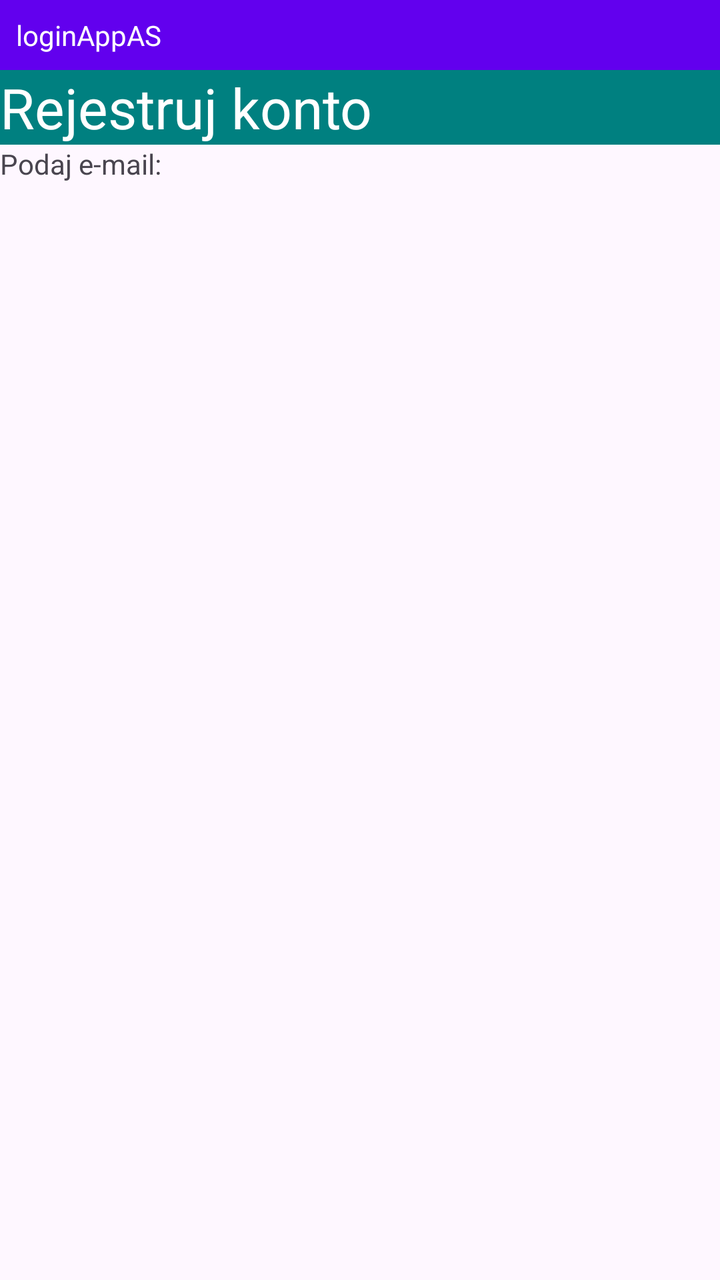
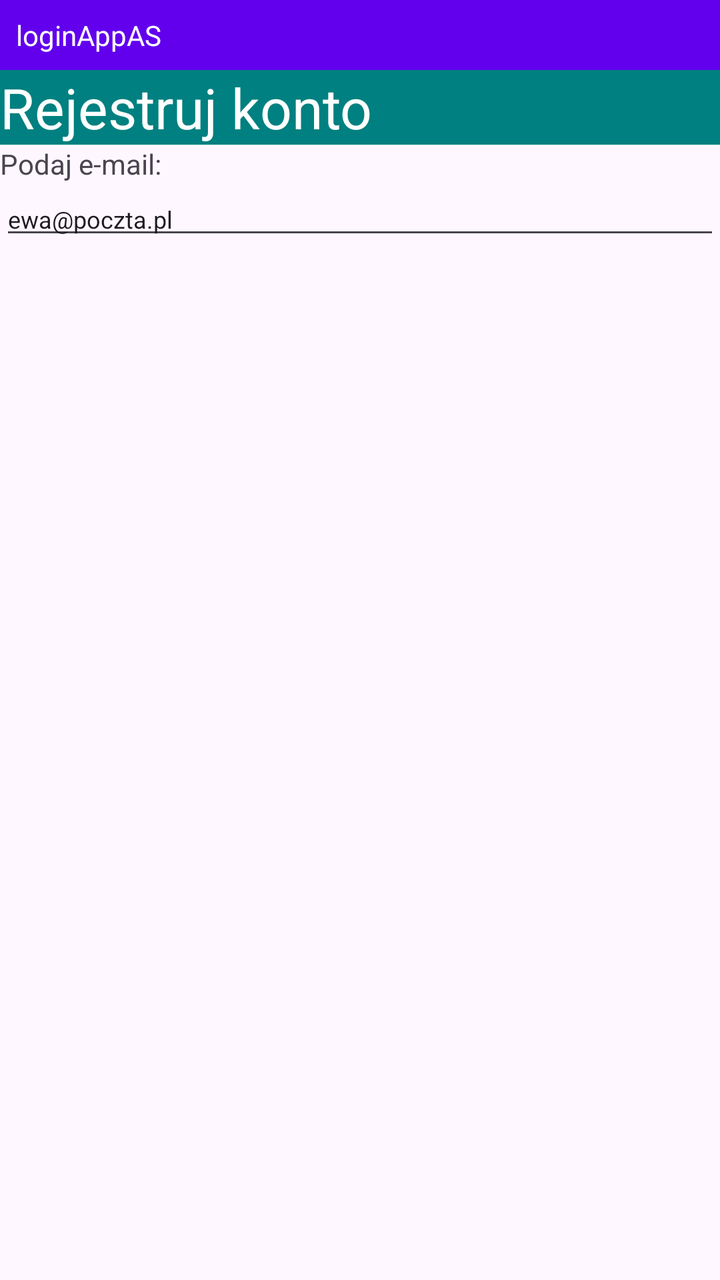

An Android layout rendered at two revisions. The XML below is the earlier revision; the diff shows what the commit changed to produce the second picture.
<!-- AndroidManifest.xml: application theme Theme.LoginAppAS -->
<!-- res/layout/activity_main.xml -->
<?xml version="1.0" encoding="utf-8"?>
<LinearLayout xmlns:android="http://schemas.android.com/apk/res/android"
    xmlns:tools="http://schemas.android.com/tools"
    android:id="@+id/main"
    android:layout_width="match_parent"
    android:layout_height="match_parent"
    android:orientation="vertical"
    tools:context=".MainActivity">


    <TextView
        android:id="@+id/textView"
        android:layout_width="match_parent"
        android:layout_height="wrap_content"
        android:padding="8dp"
        android:background="#6200EE"
        android:textColor="@color/white"
        android:text="loginAppAS" />

    <TextView
        android:id="@+id/textView3"
        android:layout_width="match_parent"
        android:layout_height="wrap_content"
        android:textSize="28dp"
        android:background="#008080"
        android:textColor="@color/white"
        android:text="Rejestruj konto" />

    <TextView
        android:id="@+id/textView4"
        android:layout_width="match_parent"
        android:layout_height="wrap_content"
        android:text="Podaj e-mail:" />
</LinearLayout>
<!-- resources referenced by this layout -->
<resources>
  <color name="white">#FFFFFFFF</color>
  <style name="Theme.LoginAppAS" parent="Base.Theme.LoginAppAS" />
  <style name="Base.Theme.LoginAppAS" parent="Theme.Material3.DayNight.NoActionBar">
          
          
      </style>
</resources>

<!-- the commit's change to res/layout/activity_main.xml (unified diff, before → after) -->
@@ -31,4 +31,12 @@
         android:layout_width="match_parent"
         android:layout_height="wrap_content"
         android:text="Podaj e-mail:" />
+
+    <EditText
+        android:id="@+id/editTextText"
+        android:layout_width="match_parent"
+        android:layout_height="wrap_content"
+        android:textSize="12dp"
+        android:inputType="text"
+        android:text="ewa@poczta.pl" />
 </LinearLayout>
